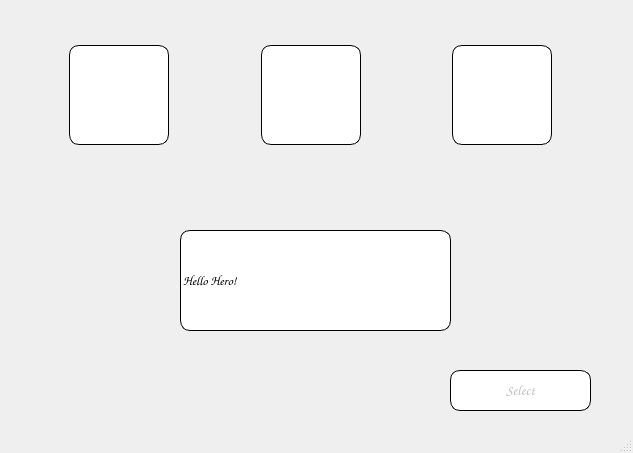
First picture: the form in firstwindow.ui, repository Xyan-Banan/polytech-Tamagochi, before the edit.
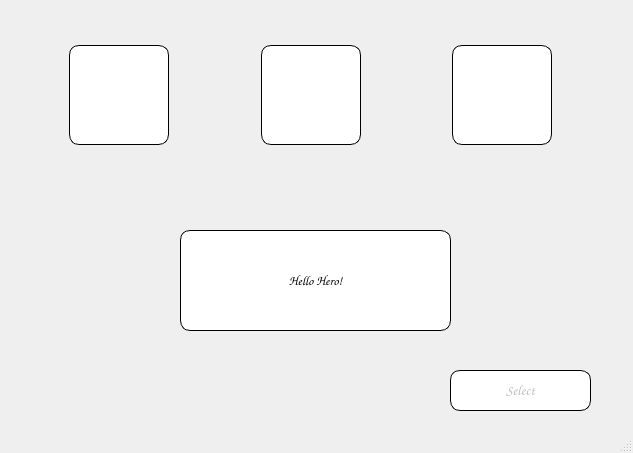
Second picture: the form after the edit. Icons and pictures are not drawn.

The edit to the form file:
```diff
--- a/firstwindow.ui
+++ b/firstwindow.ui
@@ -46,15 +46,6 @@
    <iconset resource="Resources.qrc">
     <normaloff>:/icons/icon_app</normaloff>:/icons/icon_app</iconset>
   </property>
-  <property name="windowOpacity">
-   <double>1.000000000000000</double>
-  </property>
-  <property name="toolTip">
-   <string notr="true"/>
-  </property>
-  <property name="autoFillBackground">
-   <bool>false</bool>
-  </property>
   <property name="styleSheet">
    <string notr="true">background-image: url(:/images/background_first);</string>
   </property>
@@ -272,6 +263,12 @@
    <property name="text">
     <string>Hello Hero!</string>
    </property>
+   <property name="textFormat">
+    <enum>Qt::PlainText</enum>
+   </property>
+   <property name="alignment">
+    <set>Qt::AlignCenter</set>
+   </property>
   </widget>
  </widget>
  <resources>
```
Left out of the diff: 6 changed lines with no effect on the pictures.
